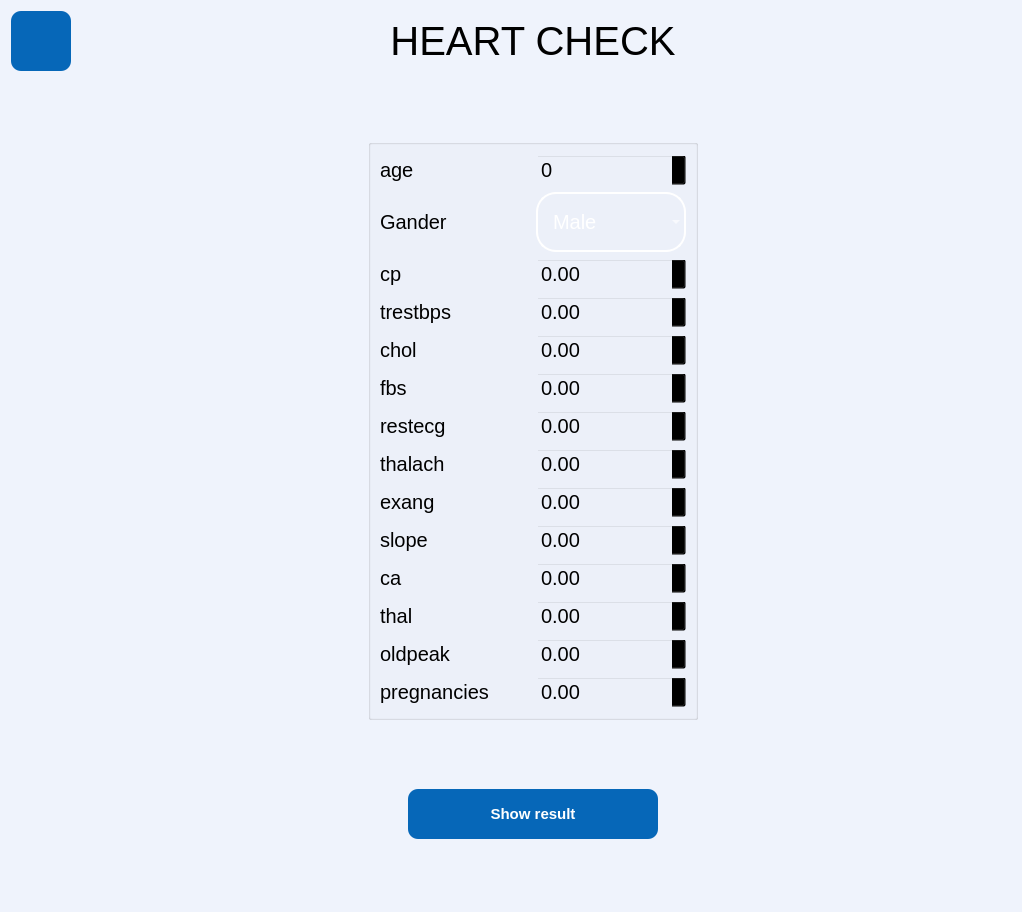
Qt form forms/heart_model.ui (yousefelmesalamy/Illminor) before a commit.
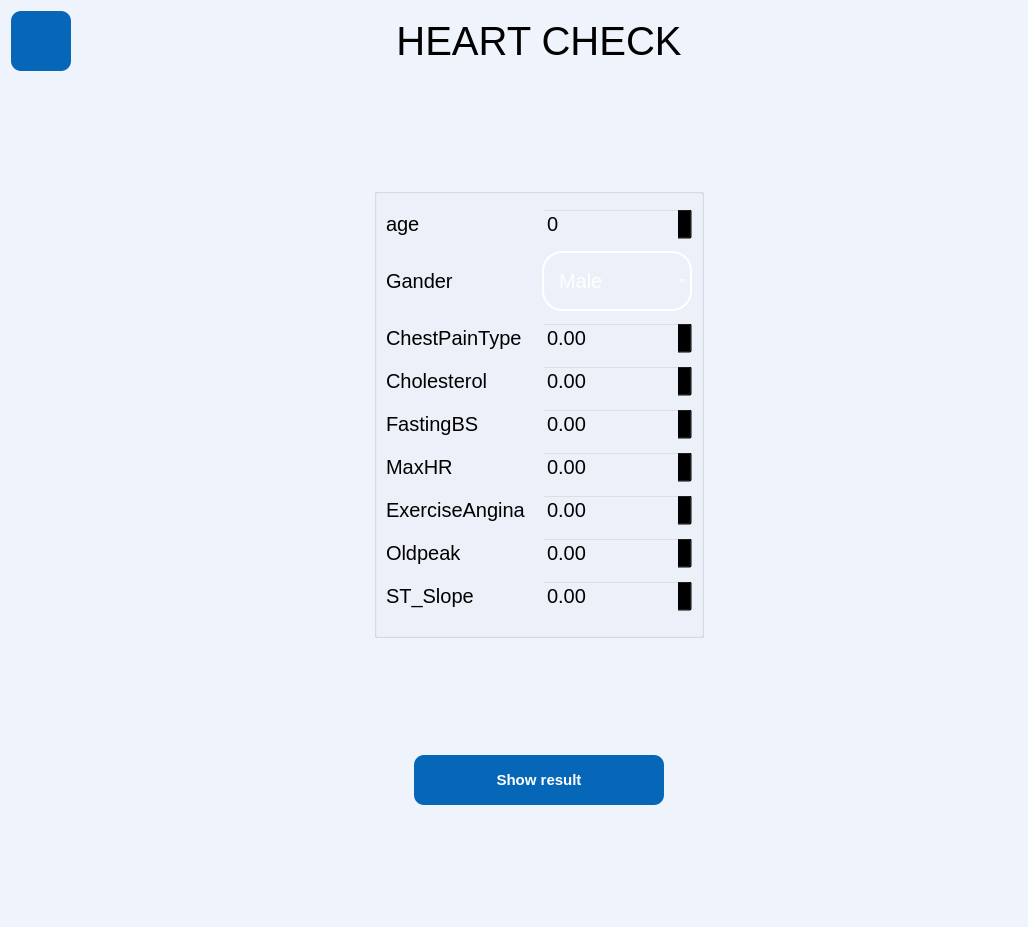
The same form after that commit. Icons and pictures are not drawn.

Patch:
```diff
--- a/forms/heart_model.ui
+++ b/forms/heart_model.ui
@@ -6,8 +6,8 @@
    <rect>
     <x>0</x>
     <y>0</y>
-    <width>1022</width>
-    <height>912</height>
+    <width>1028</width>
+    <height>927</height>
    </rect>
   </property>
   <property name="windowTitle">
@@ -150,18 +150,63 @@
       <bool>false</bool>
      </property>
      <layout class="QGridLayout" name="gridLayout_2">
+      <item row="8" column="0">
+       <widget class="QLabel" name="label_9">
+        <property name="styleSheet">
+         <string notr="true">background-color: rgb(255, 255, 255,0);</string>
+        </property>
+        <property name="text">
+         <string>ST_Slope</string>
+        </property>
+       </widget>
+      </item>
+      <item row="2" column="1">
+       <widget class="QDoubleSpinBox" name="ChestPainType_sb">
+        <property name="styleSheet">
+         <string notr="true">  height: 32px;
+  border-radius: 4px;
+  border: 1px solid #959595;
+  position: relative;
+  text-align: center;
+  font-size: 20px;
+  width: 80px;
+  outline: none;
+
+  caret-color: transparent;;
+
+QLineEdit{
+border: 1px solid #ABAFB7;
+
+}
+QLineEdit:focus {
+  border: 3px solid #555;
+}
+
+
+QLineEdit{
+border: 1px solid #ABAFB7;
+
+}
+QLineEdit:focus {
+  border: 3px solid #555;
+}
+
+</string>
+        </property>
+       </widget>
+      </item>
       <item row="7" column="0">
-       <widget class="QLabel" name="label_8">
+       <widget class="QLabel" name="label_10">
         <property name="styleSheet">
          <string notr="true">background-color: rgb(255, 255, 255,0);</string>
         </property>
         <property name="text">
-         <string>thalach</string>
+         <string>Oldpeak</string>
         </property>
        </widget>
       </item>
-      <item row="7" column="1">
-       <widget class="QDoubleSpinBox" name="thalach_sb">
+      <item row="6" column="1">
+       <widget class="QDoubleSpinBox" name="ExerciseAngina_sb">
         <property name="styleSheet">
          <string notr="true">  height: 32px;
   border-radius: 4px;
@@ -198,81 +243,6 @@
         </property>
        </widget>
       </item>
-      <item row="5" column="0">
-       <widget class="QLabel" name="label_6">
-        <property name="styleSheet">
-         <string notr="true">background-color: rgb(255, 255, 255,0);</string>
-        </property>
-        <property name="text">
-         <string>fbs</string>
-        </property>
-       </widget>
-      </item>
-      <item row="9" column="1">
-       <widget class="QDoubleSpinBox" name="slope_sb">
-        <property name="styleSheet">
-         <string notr="true">  height: 32px;
-  border-radius: 4px;
-  border: 1px solid #959595;
-  position: relative;
-  text-align: center;
-  font-size: 20px;
-  width: 80px;
-  outline: none;
-
-  caret-color: transparent;;
-
-QLineEdit{
-border: 1px solid #ABAFB7;
-
-}
-QLineEdit:focus {
-  border: 3px solid #555;
-}
-
-
-QLineEdit{
-border: 1px solid #ABAFB7;
-
-}
-QLineEdit:focus {
-  border: 3px solid #555;
-}
-
-</string>
-        </property>
-       </widget>
-      </item>
-      <item row="1" column="0">
-       <widget class="QLabel" name="label_2">
-        <property name="styleSheet">
-         <string notr="true">background-color: rgb(255, 255, 255,0);</string>
-        </property>
-        <property name="text">
-         <string>Gander</string>
-        </property>
-       </widget>
-      </item>
-      <item row="9" column="0">
-       <widget class="QLabel" name="label_9">
-        <property name="styleSheet">
-         <string notr="true">background-color: rgb(255, 255, 255,0);</string>
-        </property>
-        <property name="text">
-         <string>slope</string>
-        </property>
-       </widget>
-      </item>
-      <item row="11" column="0">
-       <widget class="QLabel" name="label_12">
-        <property name="styleSheet">
-         <string notr="true">background-color: rgb(255, 255, 255,0);</string>
-        </property>
-        <property name="text">
-         <string>thal</string>
-        </property>
-       </widget>
-      </item>
       <item row="0" column="0">
        <widget class="QLabel" name="label">
         <property name="styleSheet">
@@ -284,7 +254,52 @@
        </widget>
       </item>
       <item row="4" column="1">
-       <widget class="QDoubleSpinBox" name="chol_sb">
+       <widget class="QDoubleSpinBox" name="FastingBS_sb">
+        <property name="styleSheet">
+         <string notr="true">  height: 32px;
+  border-radius: 4px;
+  border: 1px solid #959595;
+  position: relative;
+  text-align: center;
+  font-size: 20px;
+  width: 80px;
+  outline: none;
+
+  caret-color: transparent;;
+
+QLineEdit{
+border: 1px solid #ABAFB7;
+
+}
+QLineEdit:focus {
+  border: 3px solid #555;
+}
+
+
+QLineEdit{
+border: 1px solid #ABAFB7;
+
+}
+QLineEdit:focus {
+  border: 3px solid #555;
+}
+
+</string>
+        </property>
+       </widget>
+      </item>
+      <item row="4" column="0">
+       <widget class="QLabel" name="label_6">
+        <property name="styleSheet">
+         <string notr="true">background-color: rgb(255, 255, 255,0);</string>
+        </property>
+        <property name="text">
+         <string>FastingBS</string>
+        </property>
+       </widget>
+      </item>
+      <item row="3" column="1">
+       <widget class="QDoubleSpinBox" name="Cholesterol_sb">
         <property name="styleSheet">
          <string notr="true">  height: 32px;
   border-radius: 4px;
@@ -321,98 +336,8 @@
         </property>
        </widget>
       </item>
-      <item row="12" column="1">
-       <widget class="QDoubleSpinBox" name="oldpeak_sb">
-        <property name="styleSheet">
-         <string notr="true">  height: 32px;
-  border-radius: 4px;
-  border: 1px solid #959595;
-  position: relative;
-  text-align: center;
-  font-size: 20px;
-  width: 80px;
-  outline: none;
-
-  caret-color: transparent;;
-
-QLineEdit{
-border: 1px solid #ABAFB7;
-
-}
-QLineEdit:focus {
-  border: 3px solid #555;
-}
-
-
-QLineEdit{
-border: 1px solid #ABAFB7;
-
-}
-QLineEdit:focus {
-  border: 3px solid #555;
-}
-
-</string>
-        </property>
-       </widget>
-      </item>
-      <item row="12" column="0">
-       <widget class="QLabel" name="label_26">
-        <property name="styleSheet">
-         <string notr="true">background-color: rgb(255, 255, 255,0);</string>
-        </property>
-        <property name="text">
-         <string>oldpeak</string>
-        </property>
-       </widget>
-      </item>
-      <item row="3" column="0">
-       <widget class="QLabel" name="label_4">
-        <property name="styleSheet">
-         <string notr="true">background-color: rgb(255, 255, 255,0);</string>
-        </property>
-        <property name="text">
-         <string>trestbps</string>
-        </property>
-       </widget>
-      </item>
-      <item row="6" column="1">
-       <widget class="QDoubleSpinBox" name="restecg_sb">
-        <property name="styleSheet">
-         <string notr="true">  height: 32px;
-  border-radius: 4px;
-  border: 1px solid #959595;
-  position: relative;
-  text-align: center;
-  font-size: 20px;
-  width: 80px;
-  outline: none;
-
-  caret-color: transparent;;
-
-QLineEdit{
-border: 1px solid #ABAFB7;
-
-}
-QLineEdit:focus {
-  border: 3px solid #555;
-}
-
-
-QLineEdit{
-border: 1px solid #ABAFB7;
-
-}
-QLineEdit:focus {
-  border: 3px solid #555;
-}
-
-</string>
-        </property>
-       </widget>
-      </item>
-      <item row="11" column="1">
-       <widget class="QDoubleSpinBox" name="thal_sb">
+      <item row="0" column="1">
+       <widget class="QSpinBox" name="Age_sb">
         <property name="styleSheet">
          <string notr="true">  height: 32px;
   border-radius: 4px;
@@ -447,50 +372,147 @@
        </widget>
       </item>
       <item row="6" column="0">
+       <widget class="QLabel" name="label_8">
+        <property name="styleSheet">
+         <string notr="true">background-color: rgb(255, 255, 255,0);</string>
+        </property>
+        <property name="text">
+         <string>ExerciseAngina</string>
+        </property>
+       </widget>
+      </item>
+      <item row="5" column="1">
+       <widget class="QDoubleSpinBox" name="MaxHR_sb">
+        <property name="styleSheet">
+         <string notr="true">  height: 32px;
+  border-radius: 4px;
+  border: 1px solid #959595;
+  position: relative;
+  text-align: center;
+  font-size: 20px;
+  width: 80px;
+  outline: none;
+
+  caret-color: transparent;;
+
+QLineEdit{
+border: 1px solid #ABAFB7;
+
+}
+QLineEdit:focus {
+  border: 3px solid #555;
+}
+
+
+QLineEdit{
+border: 1px solid #ABAFB7;
+
+}
+QLineEdit:focus {
+  border: 3px solid #555;
+}
+
+</string>
+        </property>
+       </widget>
+      </item>
+      <item row="1" column="0">
+       <widget class="QLabel" name="label_2">
+        <property name="styleSheet">
+         <string notr="true">background-color: rgb(255, 255, 255,0);</string>
+        </property>
+        <property name="text">
+         <string>Gander</string>
+        </property>
+       </widget>
+      </item>
+      <item row="8" column="1">
+       <widget class="QDoubleSpinBox" name="ST_Slope_sb">
+        <property name="styleSheet">
+         <string notr="true">  height: 32px;
+  border-radius: 4px;
+  border: 1px solid #959595;
+  position: relative;
+  text-align: center;
+  font-size: 20px;
+  width: 80px;
+  outline: none;
+
+  caret-color: transparent;;
+
+QLineEdit{
+border: 1px solid #ABAFB7;
+
+}
+QLineEdit:focus {
+  border: 3px solid #555;
+}
+
+
+QLineEdit{
+border: 1px solid #ABAFB7;
+
+}
+QLineEdit:focus {
+  border: 3px solid #555;
+}
+
+</string>
+        </property>
+       </widget>
+      </item>
+      <item row="7" column="1">
+       <widget class="QDoubleSpinBox" name="Oldpeak_sb">
+        <property name="styleSheet">
+         <string notr="true">  height: 32px;
+  border-radius: 4px;
+  border: 1px solid #959595;
+  position: relative;
+  text-align: center;
+  font-size: 20px;
+  width: 80px;
+  outline: none;
+
+  caret-color: transparent;;
+
+QLineEdit{
+border: 1px solid #ABAFB7;
+
+}
+QLineEdit:focus {
+  border: 3px solid #555;
+}
+
+
+QLineEdit{
+border: 1px solid #ABAFB7;
+
+}
+QLineEdit:focus {
+  border: 3px solid #555;
+}
+
+</string>
+        </property>
+       </widget>
+      </item>
+      <item row="5" column="0">
        <widget class="QLabel" name="label_7">
         <property name="styleSheet">
          <string notr="true">background-color: rgb(255, 255, 255,0);</string>
         </property>
         <property name="text">
-         <string>restecg</string>
+         <string>MaxHR</string>
         </property>
        </widget>
       </item>
-      <item row="3" column="1">
-       <widget class="QDoubleSpinBox" name="trestbps_sb">
+      <item row="3" column="0">
+       <widget class="QLabel" name="label_5">
         <property name="styleSheet">
-         <string notr="true">  height: 32px;
-  border-radius: 4px;
-  border: 1px solid #959595;
-  position: relative;
-  text-align: center;
-  font-size: 20px;
-  width: 80px;
-  outline: none;
-
-  caret-color: transparent;;
-
-QLineEdit{
-border: 1px solid #ABAFB7;
-
-}
-QLineEdit:focus {
-  border: 3px solid #555;
-}
-
-
-QLineEdit{
-border: 1px solid #ABAFB7;
-
-}
-QLineEdit:focus {
-  border: 3px solid #555;
-}
-
-</string>
+         <string notr="true">background-color: rgb(255, 255, 255,0);</string>
         </property>
-        <property name="maximum">
-         <double>9999999999.000000000000000</double>
+        <property name="text">
+         <string>Cholesterol</string>
         </property>
        </widget>
       </item>
@@ -500,147 +522,7 @@
          <string notr="true">background-color: rgb(255, 255, 255,0);</string>
         </property>
         <property name="text">
-         <string>cp</string>
-        </property>
-       </widget>
-      </item>
-      <item row="5" column="1">
-       <widget class="QDoubleSpinBox" name="fbs_sb">
-        <property name="styleSheet">
-         <string notr="true">  height: 32px;
-  border-radius: 4px;
-  border: 1px solid #959595;
-  position: relative;
-  text-align: center;
-  font-size: 20px;
-  width: 80px;
-  outline: none;
-
-  caret-color: transparent;;
-
-QLineEdit{
-border: 1px solid #ABAFB7;
-
-}
-QLineEdit:focus {
-  border: 3px solid #555;
-}
-
-
-QLineEdit{
-border: 1px solid #ABAFB7;
-
-}
-QLineEdit:focus {
-  border: 3px solid #555;
-}
-
-</string>
-        </property>
-       </widget>
-      </item>
-      <item row="14" column="1">
-       <widget class="QDoubleSpinBox" name="pregnancies_sb">
-        <property name="styleSheet">
-         <string notr="true">  height: 32px;
-  border-radius: 4px;
-  border: 1px solid #959595;
-  position: relative;
-  text-align: center;
-  font-size: 20px;
-  width: 80px;
-  outline: none;
-
-  caret-color: transparent;;
-
-QLineEdit{
-border: 1px solid #ABAFB7;
-
-}
-QLineEdit:focus {
-  border: 3px solid #555;
-}
-
-
-QLineEdit{
-border: 1px solid #ABAFB7;
-
-}
-QLineEdit:focus {
-  border: 3px solid #555;
-}
-
-</string>
-        </property>
-       </widget>
-      </item>
-      <item row="10" column="1">
-       <widget class="QDoubleSpinBox" name="ca_sb">
-        <property name="styleSheet">
-         <string notr="true">  height: 32px;
-  border-radius: 4px;
-  border: 1px solid #959595;
-  position: relative;
-  text-align: center;
-  font-size: 20px;
-  width: 80px;
-  outline: none;
-
-  caret-color: transparent;;
-
-QLineEdit{
-border: 1px solid #ABAFB7;
-
-}
-QLineEdit:focus {
-  border: 3px solid #555;
-}
-
-
-QLineEdit{
-border: 1px solid #ABAFB7;
-
-}
-QLineEdit:focus {
-  border: 3px solid #555;
-}
-
-</string>
-        </property>
-       </widget>
-      </item>
-      <item row="8" column="1">
-       <widget class="QDoubleSpinBox" name="exang_sb">
-        <property name="styleSheet">
-         <string notr="true">  height: 32px;
-  border-radius: 4px;
-  border: 1px solid #959595;
-  position: relative;
-  text-align: center;
-  font-size: 20px;
-  width: 80px;
-  outline: none;
-
-  caret-color: transparent;;
-
-QLineEdit{
-border: 1px solid #ABAFB7;
-
-}
-QLineEdit:focus {
-  border: 3px solid #555;
-}
-
-
-QLineEdit{
-border: 1px solid #ABAFB7;
-
-}
-QLineEdit:focus {
-  border: 3px solid #555;
-}
-
-</string>
+         <string>ChestPainType</string>
         </property>
        </widget>
       </item>
@@ -682,116 +564,6 @@
         </item>
        </widget>
       </item>
-      <item row="2" column="1">
-       <widget class="QDoubleSpinBox" name="cp_sb">
-        <property name="styleSheet">
-         <string notr="true">  height: 32px;
-  border-radius: 4px;
-  border: 1px solid #959595;
-  position: relative;
-  text-align: center;
-  font-size: 20px;
-  width: 80px;
-  outline: none;
-
-  caret-color: transparent;;
-
-QLineEdit{
-border: 1px solid #ABAFB7;
-
-}
-QLineEdit:focus {
-  border: 3px solid #555;
-}
-
-
-QLineEdit{
-border: 1px solid #ABAFB7;
-
-}
-QLineEdit:focus {
-  border: 3px solid #555;
-}
-
-</string>
-        </property>
-       </widget>
-      </item>
-      <item row="8" column="0">
-       <widget class="QLabel" name="label_10">
-        <property name="styleSheet">
-         <string notr="true">background-color: rgb(255, 255, 255,0);</string>
-        </property>
-        <property name="text">
-         <string>exang</string>
-        </property>
-       </widget>
-      </item>
-      <item row="0" column="1">
-       <widget class="QSpinBox" name="age_sb">
-        <property name="styleSheet">
-         <string notr="true">  height: 32px;
-  border-radius: 4px;
-  border: 1px solid #959595;
-  position: relative;
-  text-align: center;
-  font-size: 20px;
-  width: 80px;
-  outline: none;
-
-  caret-color: transparent;;
-
-QLineEdit{
-border: 1px solid #ABAFB7;
-
-}
-QLineEdit:focus {
-  border: 3px solid #555;
-}
-
-
-QLineEdit{
-border: 1px solid #ABAFB7;
-
-}
-QLineEdit:focus {
-  border: 3px solid #555;
-}
-
-</string>
-        </property>
-       </widget>
-      </item>
-      <item row="4" column="0">
-       <widget class="QLabel" name="label_5">
-        <property name="styleSheet">
-         <string notr="true">background-color: rgb(255, 255, 255,0);</string>
-        </property>
-        <property name="text">
-         <string>chol</string>
-        </property>
-       </widget>
-      </item>
-      <item row="10" column="0">
-       <widget class="QLabel" name="label_11">
-        <property name="styleSheet">
-         <string notr="true">background-color: rgb(255, 255, 255,0);</string>
-        </property>
-        <property name="text">
-         <string>ca</string>
-        </property>
-       </widget>
-      </item>
-      <item row="14" column="0">
-       <widget class="QLabel" name="label_27">
-        <property name="styleSheet">
-         <string notr="true">background-color: rgb(255, 255, 255,0);</string>
-        </property>
-        <property name="text">
-         <string>pregnancies</string>
-        </property>
-       </widget>
-      </item>
      </layout>
     </widget>
    </item>
```
Left out of the diff: 2 changed lines with no effect on the pictures.
